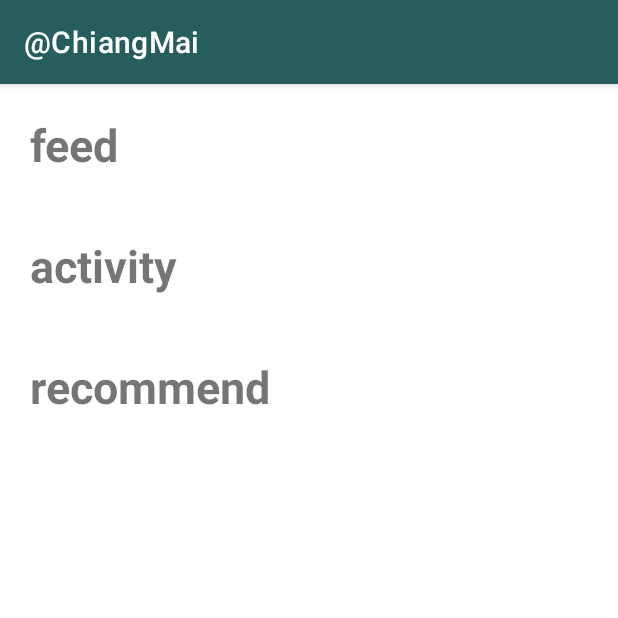
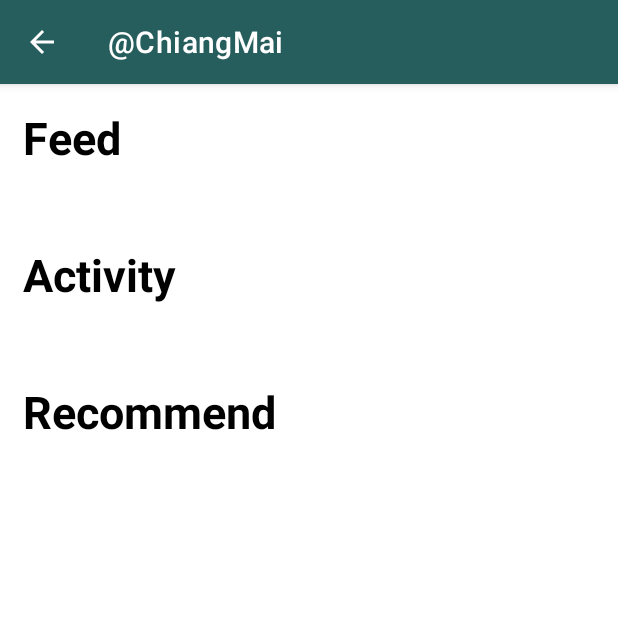
Before and after one commit to teamlove29/atChiangMai, an Android app: the screen it shows after launch (FeedActivity), on a phone screen of 412 x 824 dp, the top half of it. Run offline under Robolectric (Android 15) with nearby library versions, the phone set to English and light mode, and no system bars; our stand-ins replace Firebase (no records; nobody signed in at launch, a user with empty details on screens opened directly), Picasso.

Commit message:
wait fix loop2

```diff
--- a/app/src/main/java/com/alw/atchiangmai/Adapter/FeedRecyclerAdapter.kt
+++ b/app/src/main/java/com/alw/atchiangmai/Adapter/FeedRecyclerAdapter.kt
@@ -35,8 +35,7 @@ class FeedRecyclerAdapter(var itemlists : ArrayList<ItemDataFeed>,var onNoteCLic
     override fun onBindViewHolder(holder: FeedViewHolder, position: Int) {
         var currency = itemlists[position]
 
-//        Picasso.get().load("http://i.imgur.com/DvpvklR.png").into(holder.itemView.imageViewFeed);
-        holder.itemView.imageViewFeed.setImageResource(R.drawable.placeholder1024x640)
+        Picasso.get().load(currency.image).into(holder.itemView.imageViewFeed);
         holder.itemView.textViewFeedTitle.text = currency.title
         holder.itemView.textViewFeedDescription.text = currency.description
         onNoteCLickListener?.let { holder.setOnCLick(it) }
--- a/app/src/main/java/com/alw/atchiangmai/ui/FeedActivity.kt
+++ b/app/src/main/java/com/alw/atchiangmai/ui/FeedActivity.kt
@@ -21,16 +21,19 @@ class FeedActivity : AppCompatActivity(),onNoteCLickListener{
     private val TAG = "FirebaseEmailPassword"
     private var mAuth: FirebaseAuth? = null
 
+    val itemsGroup = ArrayList<ItemGroupFeed>()
+    val itemData = ArrayList<ItemDataFeed>()
 
     override fun onCreate(savedInstanceState: Bundle?) {
+        supportActionBar!!.apply {
+            setDisplayHomeAsUpEnabled(true)
+            setDisplayHomeAsUpEnabled(true)
+        }
         super.onCreate(savedInstanceState)
         setContentView(R.layout.activity_feed)
 
 
-        val itemsGroup = ArrayList<ItemGroupFeed>()
-        val itemData = ArrayList<ItemDataFeed>()
         mAuth = FirebaseAuth.getInstance()
-
         val email = "ScreenAnyWhere@gmail.com"
         val password = "123456"
         mAuth!!.signInWithEmailAndPassword(email, password)
@@ -45,14 +48,18 @@ class FeedActivity : AppCompatActivity(),onNoteCLickListener{
                         Toast.makeText(applicationContext, "Authentication failed!", Toast.LENGTH_SHORT).show()
 //                        updateUI(null)
                     }
+                }
+
+
+        val collectionFirebase = arrayListOf<String>("feed","activity","recommend")
+        for (value in collectionFirebase){
+            firebaseTest(value)
+        }
 
     }
 
+    private fun firebaseTest(collection:String){
         val db = FirebaseFirestore.getInstance()
-        val collectionFirebase = arrayListOf<String>("feed","activity","recommend")
-
-        collectionFirebase.forEach{
-                collection ->
        db.collection(collection)
             .get()
             .addOnSuccessListener { result ->
@@ -63,24 +70,19 @@ class FeedActivity : AppCompatActivity(),onNoteCLickListener{
 //                                Log.d(i, "${document.getString("name")}")
                     itemData.add(ItemDataFeed("$image", "$title", "$description"))
                 }
-                    itemsGroup.add(ItemGroupFeed("$collection ", itemData))
+                when(collection){
+                    "feed" -> itemsGroup.add(ItemGroupFeed("Feed", itemData))
+                    "activity" -> itemsGroup.add(ItemGroupFeed("Activity", itemData))
+                    "recommend" -> itemsGroup.add(ItemGroupFeed("Recommend", itemData))
+                }
+
                 feedRecyclerViewPage.adapter = GroupFeedAdapter(itemsGroup, this)
                 feedRecyclerViewPage.layoutManager = LinearLayoutManager(this)
+//                itemData.clear()
             }
             .addOnFailureListener { exception ->
                 Log.d("error", "Error getting documents: ", exception)
             }
-        }
-
-
-
-//        }
-
-
-
-
-
-
 
     }
 
--- a/app/src/main/res/layout/feed_group.xml
+++ b/app/src/main/res/layout/feed_group.xml
@@ -7,15 +7,17 @@
     android:layout_height="wrap_content"
     android:orientation="vertical"
     tools:context=".ui.FeedActivity"
-    android:padding="20dp">
+    android:padding="15dp">
 
 
     <TextView
         android:id="@+id/textViewTitleFeed"
         android:layout_width="match_parent"
         android:layout_height="wrap_content"
+        android:layout_marginBottom="20dp"
         android:textSize="30dp"
         android:textStyle="bold"
+        android:textColor="@color/black"
         android:text="Feed" />
 
     <androidx.recyclerview.widget.RecyclerView
```
Also changed, not shown: app/src/main/res/layout/feed_list.xml (+8 -14 lines), app/src/main/res/drawable/angkang_2.jpg (added). Lines whose indentation alone changed are shown as unchanged.
